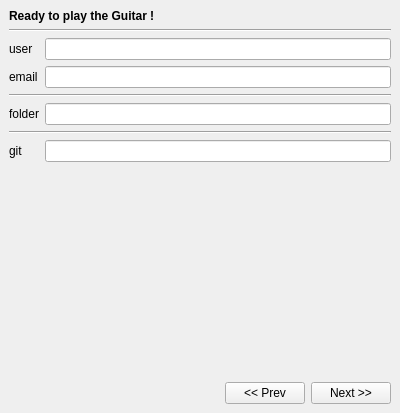
Old version of the form src/WelcomeWizardDialog.ui in the repository soramimi/Guitar.
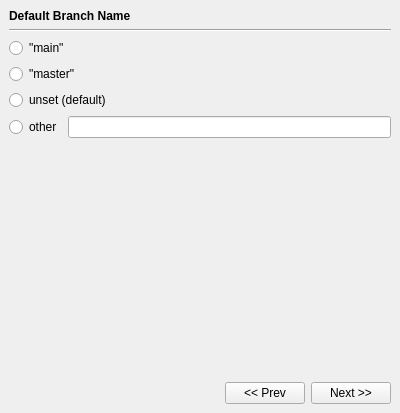
New version of the form. Custom widgets are drawn as their Qt base class.

Commit message: Integrate default branch configuration in Welcome Wizard Dialog

Diff of the .ui file:
```diff
--- a/src/WelcomeWizardDialog.ui
+++ b/src/WelcomeWizardDialog.ui
@@ -29,7 +29,7 @@
    <item>
     <widget class="QStackedWidget" name="stackedWidget">
      <property name="currentIndex">
-      <number>3</number>
+      <number>1</number>
      </property>
      <widget class="QWidget" name="page_helper_tools">
       <layout class="QVBoxLayout" name="verticalLayout_4">
@@ -89,6 +89,77 @@
        </item>
       </layout>
      </widget>
+     <widget class="QWidget" name="page_default_branch_name">
+      <layout class="QVBoxLayout" name="verticalLayout_7">
+       <item>
+        <widget class="QLabel" name="label_7">
+         <property name="font">
+          <font>
+           <bold>true</bold>
+          </font>
+         </property>
+         <property name="text">
+          <string>Default Branch Name</string>
+         </property>
+        </widget>
+       </item>
+       <item>
+        <widget class="Line" name="line_6">
+         <property name="orientation">
+          <enum>Qt::Orientation::Horizontal</enum>
+         </property>
+        </widget>
+       </item>
+       <item>
+        <widget class="QRadioButton" name="radioButton_branch_main">
+         <property name="text">
+          <string>&quot;main&quot;</string>
+         </property>
+        </widget>
+       </item>
+       <item>
+        <widget class="QRadioButton" name="radioButton_branch_master">
+         <property name="text">
+          <string>&quot;master&quot;</string>
+         </property>
+        </widget>
+       </item>
+       <item>
+        <widget class="QRadioButton" name="radioButton_branch_unset">
+         <property name="text">
+          <string>unset (default)</string>
+         </property>
+        </widget>
+       </item>
+       <item>
+        <layout class="QHBoxLayout" name="horizontalLayout">
+         <item>
+          <widget class="QRadioButton" name="radioButton_branch_other">
+           <property name="text">
+            <string>other</string>
+           </property>
+          </widget>
+         </item>
+         <item>
+          <widget class="QLineEdit" name="lineEdit_default_branch_name"/>
+         </item>
+        </layout>
+       </item>
+       <item>
+        <spacer name="verticalSpacer_5">
+         <property name="orientation">
+          <enum>Qt::Orientation::Vertical</enum>
+         </property>
+         <property name="sizeHint" stdset="0">
+          <size>
+           <width>20</width>
+           <height>276</height>
+          </size>
+         </property>
+        </spacer>
+       </item>
+      </layout>
+     </widget>
      <widget class="QWidget" name="page_global_user_information">
       <layout class="QVBoxLayout" name="verticalLayout_6">
        <item>
@@ -271,7 +342,6 @@
         <widget class="QLabel" name="label_8">
          <property name="font">
           <font>
-           <weight>75</weight>
            <bold>true</bold>
           </font>
          </property>
```
Left out of the diff: 128 changed lines with no effect on the pictures. The commit also changes 5 other files.
